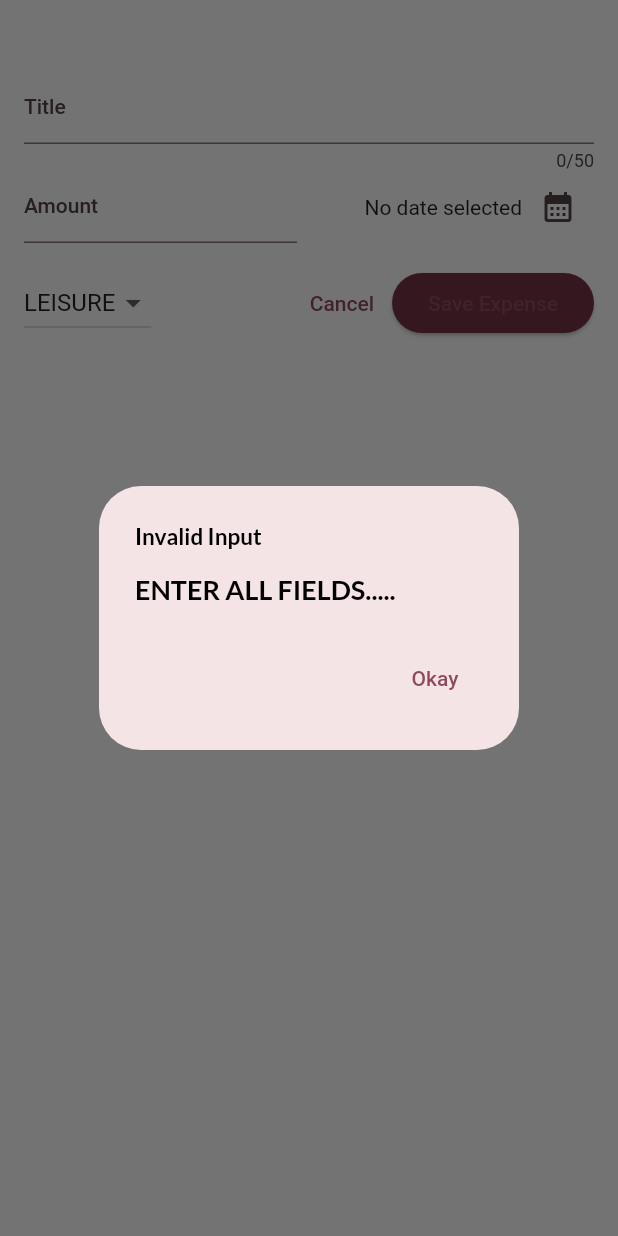
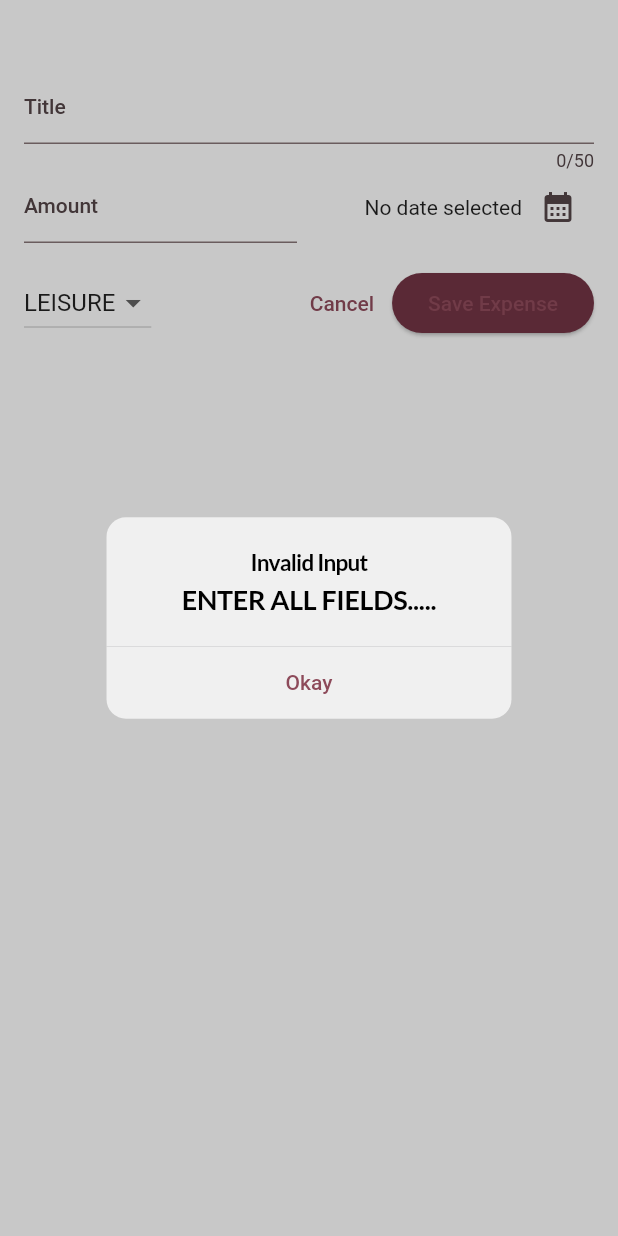
Before and after one commit to adeyemiiiii7/expeense_tracker, a Flutter app: the NewExpense widget shown alone on an empty page, opened directly with empty values, after a tap on "Save Expense", on a phone screen of 412 x 824 dp. Run offline on Flutter 3.47's test engine with Material 2 defaults, Android fonts, the phone set to English and light mode, and no system bars; our stand-ins replace google_fonts.

```diff
--- a/lib/widgets/new_expense.dart
+++ b/lib/widgets/new_expense.dart
@@ -1,3 +1,4 @@
+import 'package:flutter/cupertino.dart';
 import 'package:flutter/material.dart';
 import 'package:flutter/rendering.dart';
 import 'package:google_fonts/google_fonts.dart';
@@ -49,9 +50,9 @@ class _NewExpenseState extends State<NewExpense> {
       //show error message
       ///using showDialog to show the the message
       //ctx is shortform of context
-      showDialog(
+      showCupertinoDialog(
         context: context,
-        builder: (ctx) => AlertDialog(
+        builder: (ctx) => CupertinoAlertDialog(
           title: Text(
             "Invalid Input",
             style: GoogleFonts.lato(
@@ -100,6 +101,8 @@ class _NewExpenseState extends State<NewExpense> {
 
   @override
   Widget build(BuildContext context) {
+    CenterTitle:
+    false;
     final keyboardSpace = MediaQuery.of(context).viewInsets.bottom;
     return LayoutBuilder(builder: (ctx, constraints) {
       // log(constraints.minWidth.toString());
```
